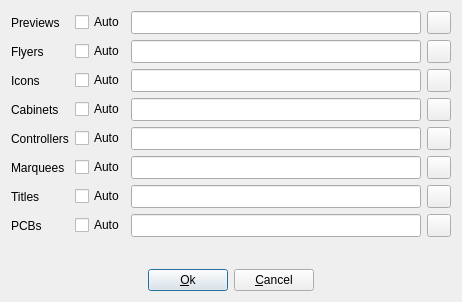
Before: the Qt Designer form mawsqdlsetup.ui in qmc2/qmc2-mame-fe, drawn with Qt 5.
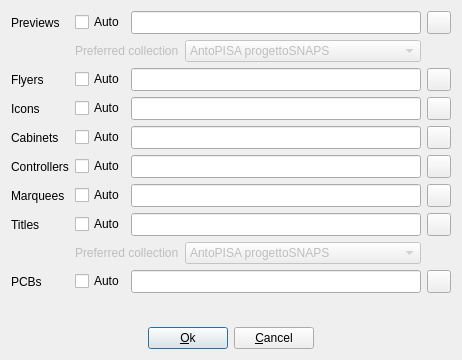
After: the same form once the commit is applied. Icons and pictures are not drawn.

Commit message: wip: MAWS quick DL setup: added "preferred collection" selectors for auto-downloads

Diff of the .ui file:
```diff
--- a/mawsqdlsetup.ui
+++ b/mawsqdlsetup.ui
@@ -7,7 +7,7 @@
     <x>0</x>
     <y>0</y>
     <width>462</width>
-    <height>302</height>
+    <height>360</height>
    </rect>
   </property>
   <property name="windowTitle">
@@ -59,7 +59,7 @@
        </property>
       </widget>
      </item>
-     <item row="1" column="0">
+     <item row="2" column="0">
       <widget class="QLabel" name="labelFlyers">
        <property name="sizePolicy">
         <sizepolicy hsizetype="Maximum" vsizetype="Preferred">
@@ -72,7 +72,7 @@
        </property>
       </widget>
      </item>
-     <item row="1" column="2" colspan="2">
+     <item row="2" column="2" colspan="2">
       <widget class="QLineEdit" name="lineEditFlyerDirectory">
        <property name="sizePolicy">
         <sizepolicy hsizetype="Expanding" vsizetype="Minimum">
@@ -85,7 +85,7 @@
        </property>
       </widget>
      </item>
-     <item row="1" column="4">
+     <item row="2" column="4">
       <widget class="QToolButton" name="toolButtonBrowseFlyerDirectory">
        <property name="sizePolicy">
         <sizepolicy hsizetype="Fixed" vsizetype="Minimum">
@@ -102,7 +102,7 @@
        </property>
       </widget>
      </item>
-     <item row="3" column="0">
+     <item row="4" column="0">
       <widget class="QLabel" name="labelCabinets">
        <property name="sizePolicy">
         <sizepolicy hsizetype="Maximum" vsizetype="Preferred">
@@ -115,7 +115,7 @@
        </property>
       </widget>
      </item>
-     <item row="3" column="2" colspan="2">
+     <item row="4" column="2" colspan="2">
       <widget class="QLineEdit" name="lineEditCabinetDirectory">
        <property name="sizePolicy">
         <sizepolicy hsizetype="Expanding" vsizetype="Minimum">
@@ -128,7 +128,7 @@
        </property>
       </widget>
      </item>
-     <item row="3" column="4">
+     <item row="4" column="4">
       <widget class="QToolButton" name="toolButtonBrowseCabinetDirectory">
        <property name="sizePolicy">
         <sizepolicy hsizetype="Fixed" vsizetype="Minimum">
@@ -145,7 +145,7 @@
        </property>
       </widget>
      </item>
-     <item row="4" column="0">
+     <item row="5" column="0">
       <widget class="QLabel" name="labelControllers">
        <property name="sizePolicy">
         <sizepolicy hsizetype="Maximum" vsizetype="Preferred">
@@ -158,7 +158,7 @@
        </property>
       </widget>
      </item>
-     <item row="4" column="2" colspan="2">
+     <item row="5" column="2" colspan="2">
       <widget class="QLineEdit" name="lineEditControllerDirectory">
        <property name="sizePolicy">
         <sizepolicy hsizetype="Expanding" vsizetype="Minimum">
@@ -171,7 +171,7 @@
        </property>
       </widget>
      </item>
-     <item row="4" column="4">
+     <item row="5" column="4">
       <widget class="QToolButton" name="toolButtonBrowseControllerDirectory">
        <property name="sizePolicy">
         <sizepolicy hsizetype="Fixed" vsizetype="Minimum">
@@ -188,7 +188,7 @@
        </property>
       </widget>
      </item>
-     <item row="5" column="0">
+     <item row="6" column="0">
       <widget class="QLabel" name="labelMarquees">
        <property name="sizePolicy">
         <sizepolicy hsizetype="Maximum" vsizetype="Preferred">
@@ -201,7 +201,7 @@
        </property>
       </widget>
      </item>
-     <item row="5" column="2" colspan="2">
+     <item row="6" column="2" colspan="2">
       <widget class="QLineEdit" name="lineEditMarqueeDirectory">
        <property name="sizePolicy">
         <sizepolicy hsizetype="Expanding" vsizetype="Minimum">
@@ -214,7 +214,7 @@
        </property>
       </widget>
      </item>
-     <item row="5" column="4">
+     <item row="6" column="4">
       <widget class="QToolButton" name="toolButtonBrowseMarqueeDirectory">
        <property name="sizePolicy">
         <sizepolicy hsizetype="Fixed" vsizetype="Minimum">
@@ -231,7 +231,7 @@
        </property>
       </widget>
      </item>
-     <item row="6" column="0">
+     <item row="7" column="0">
       <widget class="QLabel" name="labelTitles">
        <property name="sizePolicy">
         <sizepolicy hsizetype="Maximum" vsizetype="Preferred">
@@ -244,7 +244,7 @@
        </property>
       </widget>
      </item>
-     <item row="6" column="2" colspan="2">
+     <item row="7" column="2" colspan="2">
       <widget class="QLineEdit" name="lineEditTitleDirectory">
        <property name="sizePolicy">
         <sizepolicy hsizetype="Expanding" vsizetype="Minimum">
@@ -257,7 +257,7 @@
        </property>
       </widget>
      </item>
-     <item row="6" column="4">
+     <item row="7" column="4">
       <widget class="QToolButton" name="toolButtonBrowseTitleDirectory">
        <property name="sizePolicy">
         <sizepolicy hsizetype="Fixed" vsizetype="Minimum">
@@ -274,7 +274,7 @@
        </property>
       </widget>
      </item>
-     <item row="7" column="0">
+     <item row="9" column="0">
       <widget class="QLabel" name="labelPCBs">
        <property name="sizePolicy">
         <sizepolicy hsizetype="Maximum" vsizetype="Preferred">
@@ -287,7 +287,7 @@
        </property>
       </widget>
      </item>
-     <item row="7" column="2" colspan="2">
+     <item row="9" column="2" colspan="2">
       <widget class="QLineEdit" name="lineEditPCBDirectory">
        <property name="sizePolicy">
         <sizepolicy hsizetype="Expanding" vsizetype="Minimum">
@@ -300,7 +300,7 @@
        </property>
       </widget>
      </item>
-     <item row="7" column="4">
+     <item row="9" column="4">
       <widget class="QToolButton" name="toolButtonBrowsePCBDirectory">
        <property name="sizePolicy">
         <sizepolicy hsizetype="Fixed" vsizetype="Minimum">
@@ -317,7 +317,7 @@
        </property>
       </widget>
      </item>
-     <item row="9" column="0" colspan="5">
+     <item row="11" column="0" colspan="5">
       <layout class="QHBoxLayout" name="horizontalLayout">
        <item>
         <spacer name="horizontalSpacer">
@@ -393,7 +393,7 @@
        </item>
       </layout>
      </item>
-     <item row="8" column="0" colspan="5">
+     <item row="10" column="0" colspan="5">
       <spacer name="verticalSpacer">
        <property name="orientation">
         <enum>Qt::Vertical</enum>
@@ -422,10 +422,10 @@
        </property>
       </widget>
      </item>
-     <item row="1" column="1">
+     <item row="2" column="1">
       <widget class="QCheckBox" name="checkBoxAutoFlyers">
        <property name="sizePolicy">
-        <sizepolicy hsizetype="Maximum" vsizetype="Fixed">
+        <sizepolicy hsizetype="Fixed" vsizetype="Fixed">
          <horstretch>0</horstretch>
          <verstretch>0</verstretch>
         </sizepolicy>
@@ -438,10 +438,10 @@
        </property>
       </widget>
      </item>
-     <item row="3" column="1">
+     <item row="4" column="1">
       <widget class="QCheckBox" name="checkBoxAutoCabinets">
        <property name="sizePolicy">
-        <sizepolicy hsizetype="Maximum" vsizetype="Fixed">
+        <sizepolicy hsizetype="Fixed" vsizetype="Fixed">
          <horstretch>0</horstretch>
          <verstretch>0</verstretch>
         </sizepolicy>
@@ -454,10 +454,10 @@
        </property>
       </widget>
      </item>
-     <item row="4" column="1">
+     <item row="5" column="1">
       <widget class="QCheckBox" name="checkBoxAutoControllers">
        <property name="sizePolicy">
-        <sizepolicy hsizetype="Maximum" vsizetype="Fixed">
+        <sizepolicy hsizetype="Fixed" vsizetype="Fixed">
          <horstretch>0</horstretch>
          <verstretch>0</verstretch>
         </sizepolicy>
@@ -470,10 +470,10 @@
        </property>
       </widget>
      </item>
-     <item row="5" column="1">
+     <item row="6" column="1">
       <widget class="QCheckBox" name="checkBoxAutoMarquees">
        <property name="sizePolicy">
-        <sizepolicy hsizetype="Maximum" vsizetype="Fixed">
+        <sizepolicy hsizetype="Fixed" vsizetype="Fixed">
          <horstretch>0</horstretch>
          <verstretch>0</verstretch>
         </sizepolicy>
@@ -486,10 +486,10 @@
        </property>
       </widget>
      </item>
-     <item row="6" column="1">
+     <item row="7" column="1">
       <widget class="QCheckBox" name="checkBoxAutoTitles">
        <property name="sizePolicy">
-        <sizepolicy hsizetype="Maximum" vsizetype="Fixed">
+        <sizepolicy hsizetype="Fixed" vsizetype="Fixed">
          <horstretch>0</horstretch>
          <verstretch>0</verstretch>
         </sizepolicy>
@@ -502,10 +502,10 @@
        </property>
       </widget>
      </item>
-     <item row="7" column="1">
+     <item row="9" column="1">
       <widget class="QCheckBox" name="checkBoxAutoPCBs">
        <property name="sizePolicy">
-        <sizepolicy hsizetype="Maximum" vsizetype="Fixed">
+        <sizepolicy hsizetype="Fixed" vsizetype="Fixed">
          <horstretch>0</horstretch>
          <verstretch>0</verstretch>
         </sizepolicy>
@@ -518,7 +518,7 @@
        </property>
       </widget>
      </item>
-     <item row="2" column="0">
+     <item row="3" column="0">
       <widget class="QLabel" name="labelIcons">
        <property name="sizePolicy">
         <sizepolicy hsizetype="Maximum" vsizetype="Preferred">
@@ -531,23 +531,7 @@
        </property>
       </widget>
      </item>
-     <item row="2" column="1">
-      <widget class="QCheckBox" name="checkBoxAutoIcons">
-       <property name="sizePolicy">
-        <sizepolicy hsizetype="Maximum" vsizetype="Fixed">
-         <horstretch>0</horstretch>
-         <verstretch>0</verstretch>
-        </sizepolicy>
-       </property>
-       <property name="toolTip">
-        <string>Automatically download icon images</string>
-       </property>
-       <property name="text">
-        <string>Auto</string>
-       </property>
-      </widget>
-     </item>
-     <item row="2" column="2" colspan="2">
+     <item row="3" column="2" colspan="2">
       <widget class="QLineEdit" name="lineEditIconDirectory">
        <property name="sizePolicy">
         <sizepolicy hsizetype="Expanding" vsizetype="Minimum">
@@ -560,7 +544,7 @@
        </property>
       </widget>
      </item>
-     <item row="2" column="4">
+     <item row="3" column="4">
       <widget class="QToolButton" name="toolButtonBrowseIconDirectory">
        <property name="sizePolicy">
         <sizepolicy hsizetype="Fixed" vsizetype="Minimum">
@@ -577,6 +561,112 @@
        </property>
       </widget>
      </item>
+     <item row="3" column="1">
+      <widget class="QCheckBox" name="checkBoxAutoIcons">
+       <property name="sizePolicy">
+        <sizepolicy hsizetype="Fixed" vsizetype="Fixed">
+         <horstretch>0</horstretch>
+         <verstretch>0</verstretch>
+        </sizepolicy>
+       </property>
+       <property name="toolTip">
+        <string>Automatically download icon images</string>
+       </property>
+       <property name="text">
+        <string>Auto</string>
+       </property>
+      </widget>
+     </item>
+     <item row="1" column="1" colspan="3">
+      <layout class="QHBoxLayout" name="horizontalLayout_2">
+       <item>
+        <widget class="QLabel" name="labelPreferredPreviewCollection">
+         <property name="enabled">
+          <bool>false</bool>
+         </property>
+         <property name="text">
+          <string>Preferred collection</string>
+         </property>
+        </widget>
+       </item>
+       <item>
+        <widget class="QComboBox" name="comboBoxPreferredPreviewCollection">
+         <property name="enabled">
+          <bool>false</bool>
+         </property>
+         <property name="sizePolicy">
+          <sizepolicy hsizetype="MinimumExpanding" vsizetype="Fixed">
+           <horstretch>0</horstretch>
+           <verstretch>0</verstretch>
+          </sizepolicy>
+         </property>
+         <property name="toolTip">
+          <string>Select the preferred image collection for in-game previews (auto-download)</string>
+         </property>
+         <item>
+          <property name="text">
+           <string>AntoPISA progettoSNAPS</string>
+          </property>
+         </item>
+         <item>
+          <property name="text">
+           <string>MAME World Snap Collection</string>
+          </property>
+         </item>
+         <item>
+          <property name="text">
+           <string>CrashTest Snap Collection</string>
+          </property>
+         </item>
+         <item>
+          <property name="text">
+           <string>Enaitz Jar Snaps</string>
+          </property>
+         </item>
+        </widget>
+       </item>
+      </layout>
+     </item>
+     <item row="8" column="1" colspan="3">
+      <layout class="QHBoxLayout" name="horizontalLayout_3">
+       <item>
+        <widget class="QLabel" name="labelPreferredTitleCollection">
+         <property name="enabled">
+          <bool>false</bool>
+         </property>
+         <property name="text">
+          <string>Preferred collection</string>
+         </property>
+        </widget>
+       </item>
+       <item>
+        <widget class="QComboBox" name="comboBoxPreferredTitleCollection">
+         <property name="enabled">
+          <bool>false</bool>
+         </property>
+         <property name="sizePolicy">
+          <sizepolicy hsizetype="MinimumExpanding" vsizetype="Fixed">
+           <horstretch>0</horstretch>
+           <verstretch>0</verstretch>
+          </sizepolicy>
+         </property>
+         <property name="toolTip">
+          <string>Select the preferred image collection for titles (auto-download)</string>
+         </property>
+         <item>
+          <property name="text">
+           <string>AntoPISA progettoSNAPS</string>
+          </property>
+         </item>
+         <item>
+          <property name="text">
+           <string>CrashTest Snap Collection</string>
+          </property>
+         </item>
+        </widget>
+       </item>
+      </layout>
+     </item>
     </layout>
    </item>
   </layout>
```
Left out of the diff: 76 changed lines with no effect on the pictures. The commit also changes 7 other files.
